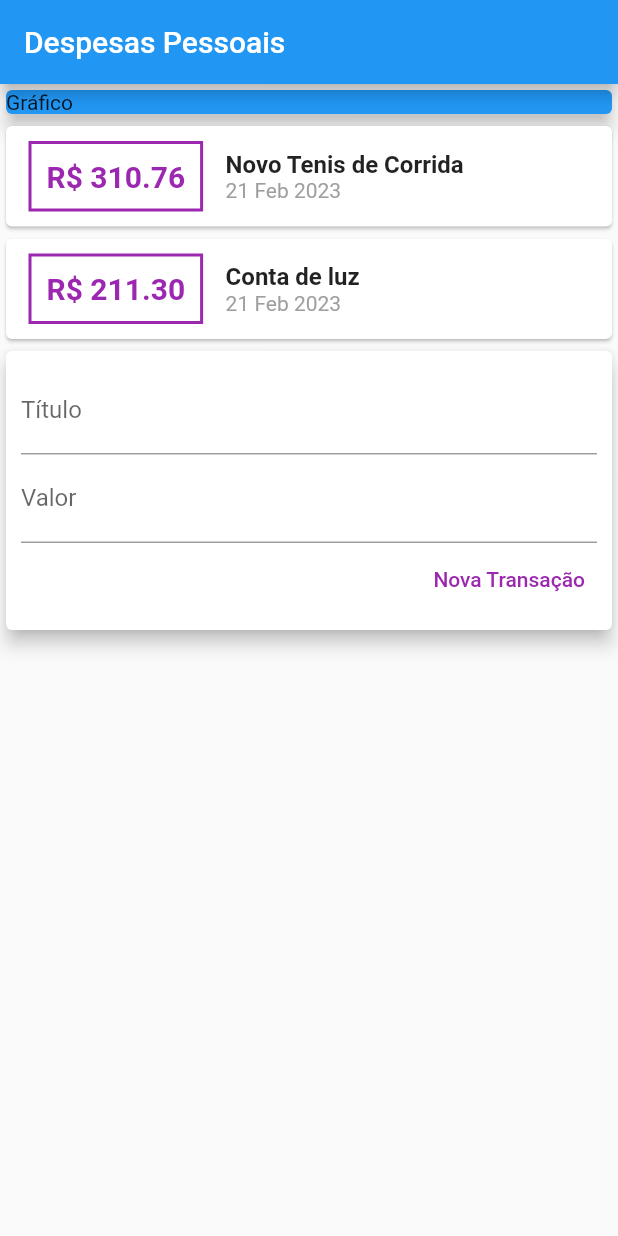
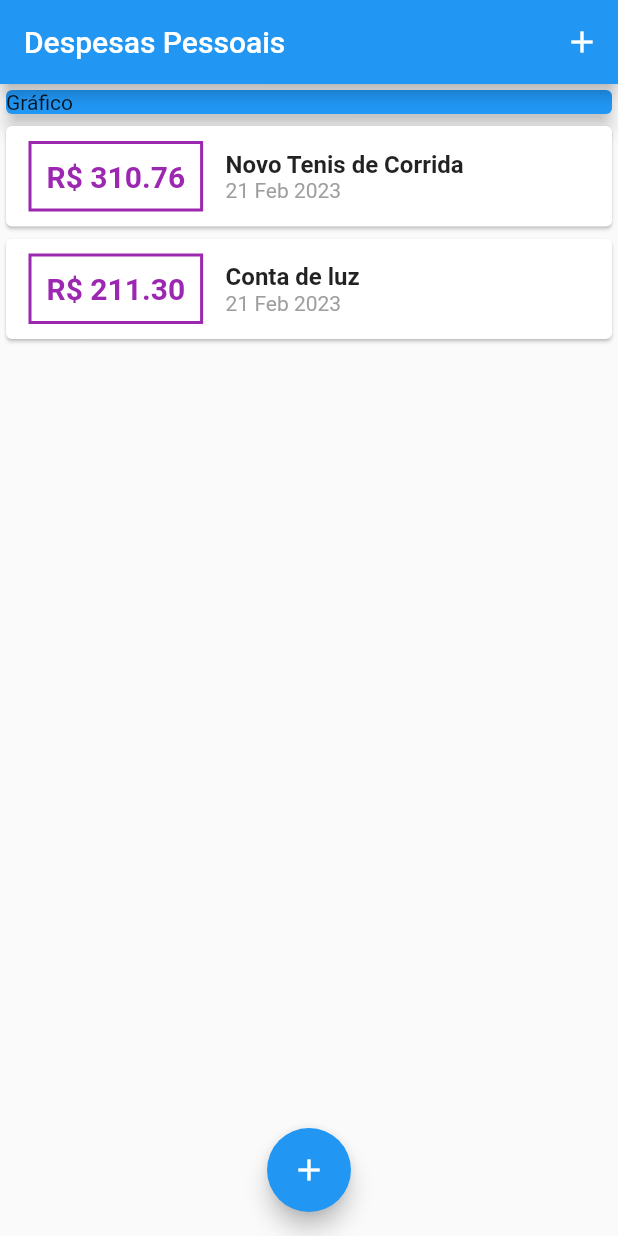
Before and after one commit to nickollasaranha/flutter_udemy, a Flutter app: the screen it shows after launch, on a phone screen of 412 x 824 dp. Run offline on Flutter 3.47's test engine with Material 2 defaults, Android fonts, the phone set to English and light mode, and no system bars; missing offline and left inert: dart:ffi.

Commit message:
feat: many updates to the app

```diff
--- a/expenses/lib/components/transaction_list.dart
+++ b/expenses/lib/components/transaction_list.dart
@@ -8,8 +8,12 @@ class TransactionList extends StatelessWidget {
   final List<Transaction> transactions;
   @override
   Widget build(BuildContext context) {
-    return Column(
-      children: transactions.map((tr) {
+    return Container(
+      height: 300,
+      child: ListView.builder(
+        itemCount: transactions.length,
+        itemBuilder: (ctx, index) {
+          final tr = transactions[index];
           return Card(
             child: Row(children: [
               Container(
@@ -52,7 +56,8 @@ class TransactionList extends StatelessWidget {
               )
             ]),
           );
-      }).toList(),
+        },
+      ),
     );
   }
 }
--- a/expenses/lib/components/transaction_user.dart
+++ /dev/null
@@ -1,39 +0,0 @@
-import 'package:flutter/material.dart';
-import 'transaction_form.dart';
-import 'transaction_list.dart';
-import 'package:expenses/models/transaction.dart';
-
-class TransactionUser extends StatefulWidget {
-  const TransactionUser({super.key});
-
-  @override
-  State<TransactionUser> createState() => _TransactionUserState();
-}
-
-class _TransactionUserState extends State<TransactionUser> {
-  final _transactions = [
-    Transaction(
-      id: 't1',
-      title: 'Novo Tenis de Corrida',
-      value: 310.76,
-      date: DateTime.now(),
-    ),
-    Transaction(
-      id: 't2',
-      title: 'Conta de luz',
-      value: 211.30,
-      date: DateTime.now(),
-    ),
-  ];
-  @override
-  Widget build(BuildContext context) {
-    return Column(
-      children: [
-        TransactionList(
-          transactions: _transactions,
-        ),
-        TransactionForm(),
-      ],
-    );
-  }
-}
--- a/expenses/lib/main.dart
+++ b/expenses/lib/main.dart
@@ -1,5 +1,11 @@
-import 'package:expenses/components/transaction_user.dart';
+import 'dart:ffi';
+
+import 'package:expenses/components/transaction_form.dart';
 import 'package:flutter/material.dart';
+import 'package:expenses/components/transaction_form.dart';
+import 'package:expenses/components/transaction_list.dart';
+import 'package:expenses/models/transaction.dart';
+import 'dart:math';
 
 main() => runApp(ExpensesApp());
 
@@ -14,14 +20,63 @@ class ExpensesApp extends StatelessWidget {
   }
 }
 
-class MyHomePage extends StatelessWidget {
+class MyHomePage extends StatefulWidget {
+  @override
+  State<MyHomePage> createState() => _MyHomePageState();
+}
+
+class _MyHomePageState extends State<MyHomePage> {
+  final _transactions = [
+    Transaction(
+      id: 't1',
+      title: 'Novo Tenis de Corrida',
+      value: 310.76,
+      date: DateTime.now(),
+    ),
+    Transaction(
+      id: 't2',
+      title: 'Conta de luz',
+      value: 211.30,
+      date: DateTime.now(),
+    ),
+  ];
+
+  _addTransaction(String title, double value) {
+    final newTransaction = Transaction(
+      id: Random().nextDouble().toString(),
+      title: title,
+      value: value,
+      date: DateTime.now(),
+    );
+
+    setState(() {
+      _transactions.add(newTransaction);
+    });
+  }
+
+  _openTransactionFormModal(BuildContext context) {
+    showModalBottomSheet(
+      context: context,
+      builder: (_) {
+        return TransactionForm(_addTransaction);
+      },
+    );
+  }
+
   @override
   Widget build(BuildContext context) {
     return Scaffold(
       appBar: AppBar(
         title: Text('Despesas Pessoais'),
+        actions: [
+          IconButton(
+            onPressed: (() => _openTransactionFormModal(context)),
+            icon: Icon(Icons.add),
+          )
+        ],
       ),
-      body: Column(
+      body: SingleChildScrollView(
+        child: Column(
             crossAxisAlignment: CrossAxisAlignment.stretch,
             children: <Widget>[
               Container(
@@ -31,8 +86,16 @@ class MyHomePage extends StatelessWidget {
                   elevation: 5,
                 ),
               ),
-            TransactionUser()
+              TransactionList(
+                transactions: _transactions,
+              ),
             ]),
+      ),
+      floatingActionButton: FloatingActionButton(
+        child: Icon(Icons.add),
+        onPressed: (() => _openTransactionFormModal(context)),
+      ),
+      floatingActionButtonLocation: FloatingActionButtonLocation.centerFloat,
     );
   }
 }
```
Also changed, not shown: expenses/lib/components/transaction_form.dart (+26 -5 lines). Lines whose indentation alone changed are shown as unchanged.
